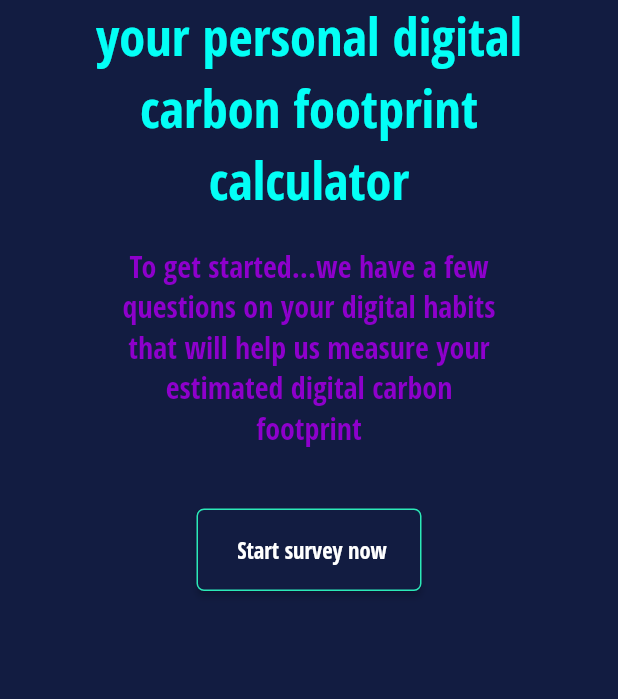
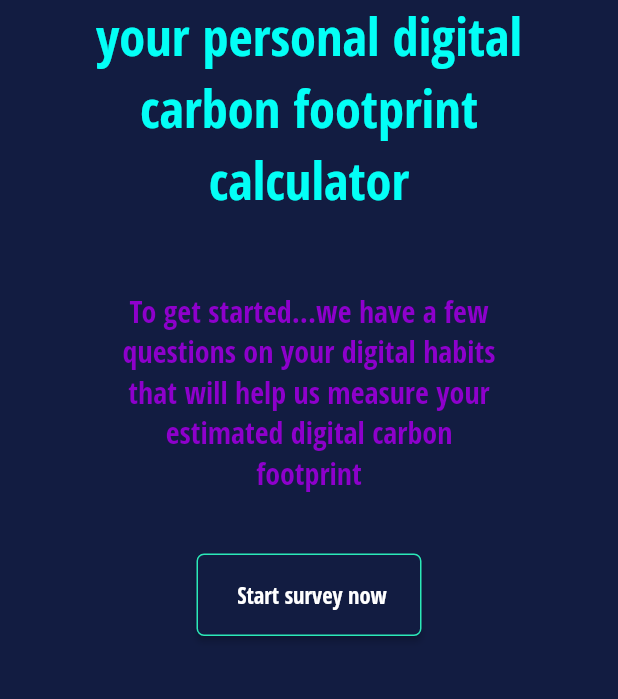
Before and after one commit to ec20869/co2mmit, a Flutter app: the SurveyWelcomeWidget screen opened directly, on a phone screen of 412 x 824 dp, the part 252-951 px from its top. Run offline on Flutter 3.47's test engine with Material 2 defaults, Android fonts, the phone set to English and light mode, and no system bars; drawn by our look-alikes of auto_size_text; our stand-ins replace built_collection, built_value, cached_network_image, cloud_firestore, equatable, firebase_auth and 11 more; missing offline and left inert: json_path, mime_type; accounts and stored records are empty; generated files the repository leaves out were written again; Roboto replaces fonts that are missing (Open Sans Condensed).

Commit message:
Updating to latest FlutterFlow output.

```diff
--- a/lib/survey_welcome/survey_welcome_widget.dart
+++ b/lib/survey_welcome/survey_welcome_widget.dart
@@ -28,6 +28,8 @@ class _SurveyWelcomeWidgetState extends State<SurveyWelcomeWidget> {
       body: SafeArea(
         child: Column(
           mainAxisSize: MainAxisSize.max,
+          mainAxisAlignment: MainAxisAlignment.start,
+          crossAxisAlignment: CrossAxisAlignment.center,
           children: [
             SingleChildScrollView(
               scrollDirection: Axis.horizontal,
@@ -70,7 +72,7 @@ class _SurveyWelcomeWidgetState extends State<SurveyWelcomeWidget> {
               ],
             ),
             Padding(
-              padding: EdgeInsets.fromLTRB(40, 0, 40, 0),
+              padding: EdgeInsets.fromLTRB(50, 0, 50, 0),
               child: AutoSizeText(
                 'your personal digital carbon footprint calculator',
                 textAlign: TextAlign.center,
@@ -87,7 +89,7 @@ class _SurveyWelcomeWidgetState extends State<SurveyWelcomeWidget> {
               children: [
                 Expanded(
                   child: Padding(
-                    padding: EdgeInsets.fromLTRB(80, 20, 80, 40),
+                    padding: EdgeInsets.fromLTRB(80, 50, 80, 40),
                     child: AutoSizeText(
                       'To get started...we have a few questions on your digital habits that will help us measure your estimated digital carbon footprint',
                       textAlign: TextAlign.center,
@@ -102,7 +104,9 @@ class _SurveyWelcomeWidgetState extends State<SurveyWelcomeWidget> {
                 )
               ],
             ),
-            FFButtonWidget(
+            Align(
+              alignment: Alignment(0, 0),
+              child: FFButtonWidget(
                 onPressed: () async {
                   final surveyCreateData = createSurveyRecordData(
                     social: '0',
@@ -120,7 +124,7 @@ class _SurveyWelcomeWidgetState extends State<SurveyWelcomeWidget> {
                     ),
                   );
                 },
-              text: '   Start survey now                                    ',
+                text: '   Start survey now                        ',
                 options: FFButtonOptions(
                   width: 150,
                   height: 55,
@@ -129,12 +133,14 @@ class _SurveyWelcomeWidgetState extends State<SurveyWelcomeWidget> {
                     fontFamily: 'Open Sans Condensed',
                     color: Colors.white,
                     fontSize: 20,
+                    fontWeight: FontWeight.w500,
                   ),
                   borderSide: BorderSide(
                     color: FlutterFlowTheme.customColor1,
                     width: 1,
                   ),
                   borderRadius: 5,
+                ),
               ),
             )
           ],
```
Also changed, not shown: lib/profile_page/profile_page_widget.dart (+0 -9 lines). Lines whose indentation alone changed are shown as unchanged.
